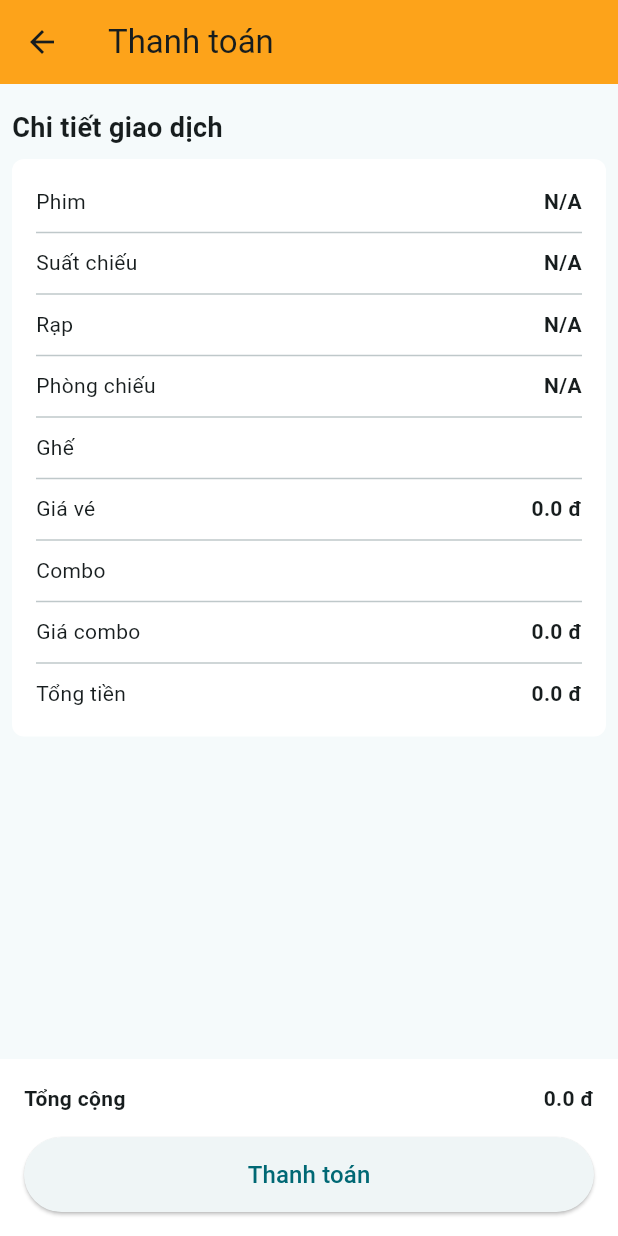
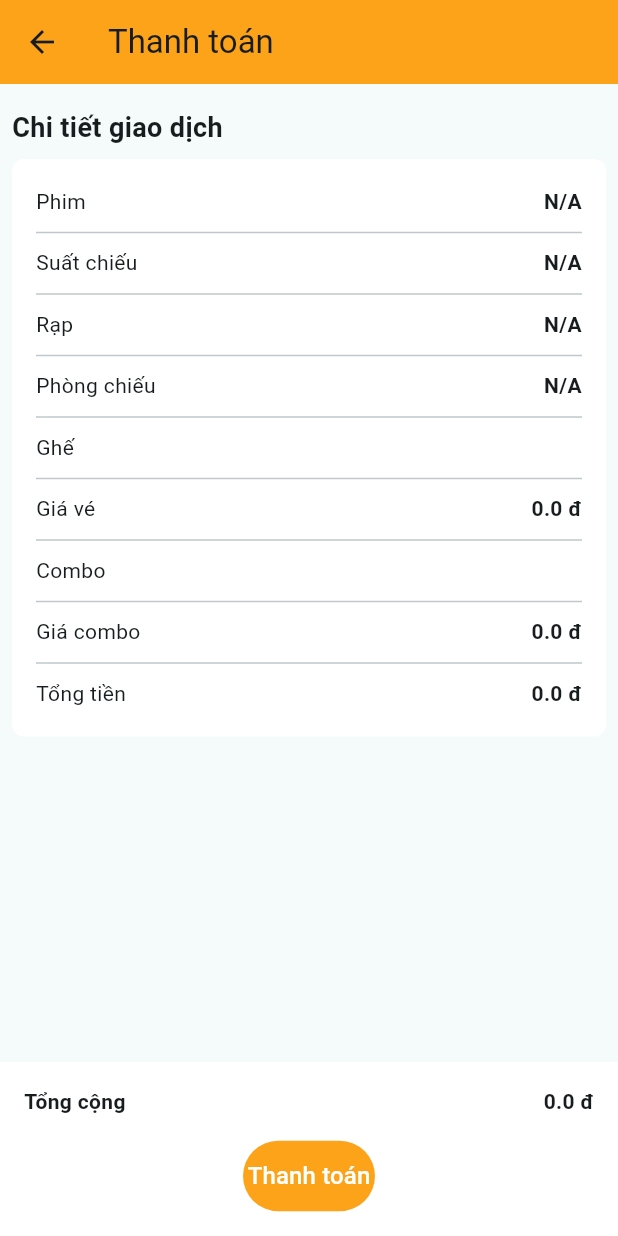
Before and after one commit to tranhuutuan261103/Cinema-Mobile-App, a Flutter app: the Payment screen opened by its route, on a phone screen of 412 x 824 dp. Run offline on Flutter 3.47's test engine with Material 3 defaults, Android fonts, the phone set to English and light mode, and no system bars; our stand-ins replace carousel_slider, expandable_text, flutter_dotenv, image_picker, shared_preferences, shimmer and 1 more; accounts and stored records are empty; network calls fail.

```diff
--- a/lib/common/widgets/buttons/custom_elevated_button.dart
+++ b/lib/common/widgets/buttons/custom_elevated_button.dart
@@ -1,23 +1,39 @@
 import 'package:flutter/material.dart';
+
+import '../../constants/colors.dart';
 
 class CustomElevatedButton extends StatelessWidget {
   final String text;
   final Function onPressed;
+  final isDisabled;
 
   const CustomElevatedButton(
-      {super.key, required this.text, required this.onPressed});
+      {super.key,
+      required this.text,
+      required this.onPressed,
+      this.isDisabled = false});
 
   @override
   Widget build(BuildContext context) {
-    return ElevatedButton(
-      onPressed: () => onPressed(),
-      style: ElevatedButton.styleFrom(
-        minimumSize: const Size(double.infinity, 50),
+    return MaterialButton(
+      onPressed: () {
+        if (!isDisabled) onPressed();
+      },
+      shape: RoundedRectangleBorder(
+        borderRadius: BorderRadius.circular(999),
       ),
+      padding: const EdgeInsets.symmetric(vertical: 12),
+      color: colorPrimary,
+      enableFeedback: false,
+      elevation: 0,
+      disabledElevation: 0,
+      focusElevation: 0,
+      highlightElevation: 0,
       child: Text(
         text,
         style: const TextStyle(
           fontSize: 16,
+          color: Colors.white,
         ),
       ),
     );
```
Also changed, not shown: lib/common/services/comment_service.dart (+48 -11 lines), lib/features/main/home/stacks/comment_movie.dart (+56 -8 lines).
